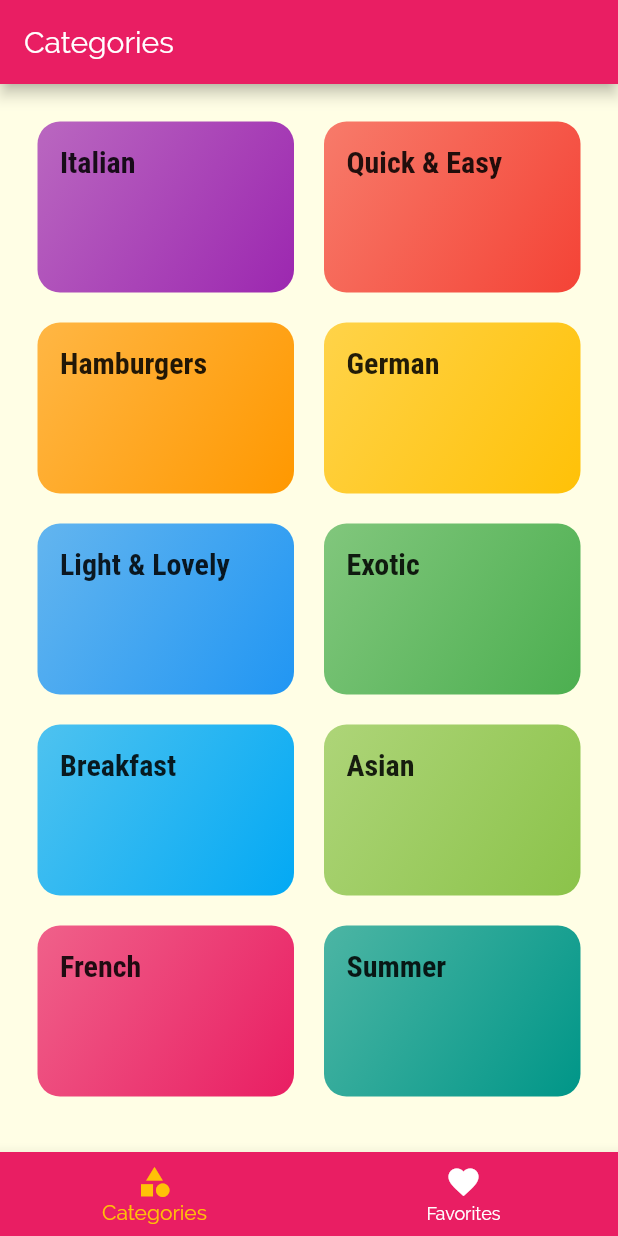
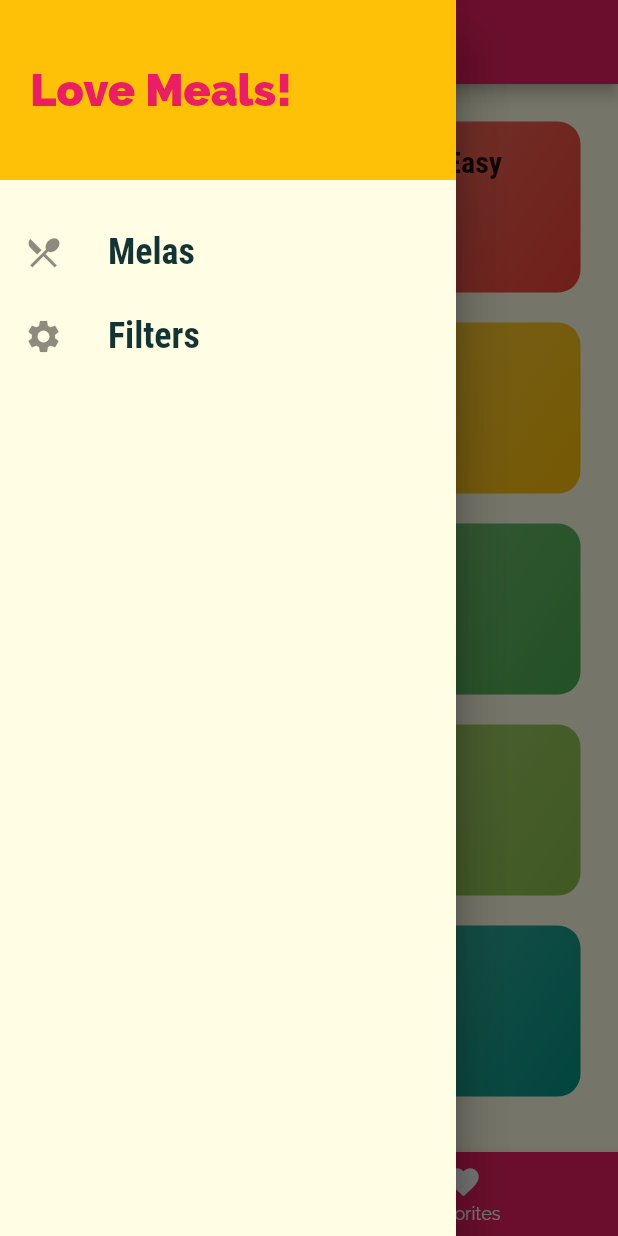
Before and after one commit to ilavisharma/Flutter-Recipes-App, a Flutter app: the screen it shows after launch, with the side drawer open (before the commit the screen has no drawer), on a phone screen of 412 x 824 dp. Run offline on Flutter 3.47's test engine with Material 2 defaults, Android fonts, the phone set to English and light mode, and no system bars.

Commit message:
add drawer to the app

```diff
--- a/lib/screens/tabs_screen.dart
+++ b/lib/screens/tabs_screen.dart
@@ -1,6 +1,7 @@
 import 'package:flutter/material.dart';
 import 'package:recipes/screens/categories_screen.dart';
 import 'package:recipes/screens/favorites_screen.dart';
+import 'package:recipes/widgets/main_drawer.dart';
 
 class TabsScreen extends StatefulWidget {
   @override
@@ -26,6 +27,9 @@ class _TabsScreenState extends State<TabsScreen> {
       appBar: AppBar(
         title: Text(_pages[_selectedPageIndex]['title']),
       ),
+      drawer: Drawer(
+        child: MainDrawer(),
+      ),
       body: _pages[_selectedPageIndex]['page'],
       bottomNavigationBar: BottomNavigationBar(
         onTap: _selectPage,
--- /dev/null
+++ b/lib/widgets/main_drawer.dart
@@ -0,0 +1,46 @@
+import 'package:flutter/material.dart';
+
+class MainDrawer extends StatelessWidget {
+  Widget buildListTile(String title, IconData icon) {
+    return ListTile(
+      leading: Icon(icon, size: 26),
+      title: Text(
+        title,
+        style: TextStyle(
+            fontFamily: 'RobotoCondensed',
+            fontSize: 24,
+            fontWeight: FontWeight.bold),
+      ),
+      onTap: () {
+        // ...
+      },
+    );
+  }
+
+  @override
+  Widget build(BuildContext context) {
+    return Drawer(
+      child: Column(
+        children: [
+          Container(
+            height: 120,
+            width: double.infinity,
+            padding: EdgeInsets.all(20),
+            alignment: Alignment.centerLeft,
+            color: Theme.of(context).accentColor,
+            child: Text(
+              'Love Meals!',
+              style: TextStyle(
+                  fontWeight: FontWeight.w900,
+                  fontSize: 30,
+                  color: Theme.of(context).primaryColor),
+            ),
+          ),
+          SizedBox(height: 20),
+          buildListTile('Melas', Icons.restaurant_menu),
+          buildListTile('Filters', Icons.settings),
+        ],
+      ),
+    );
+  }
+}
```
